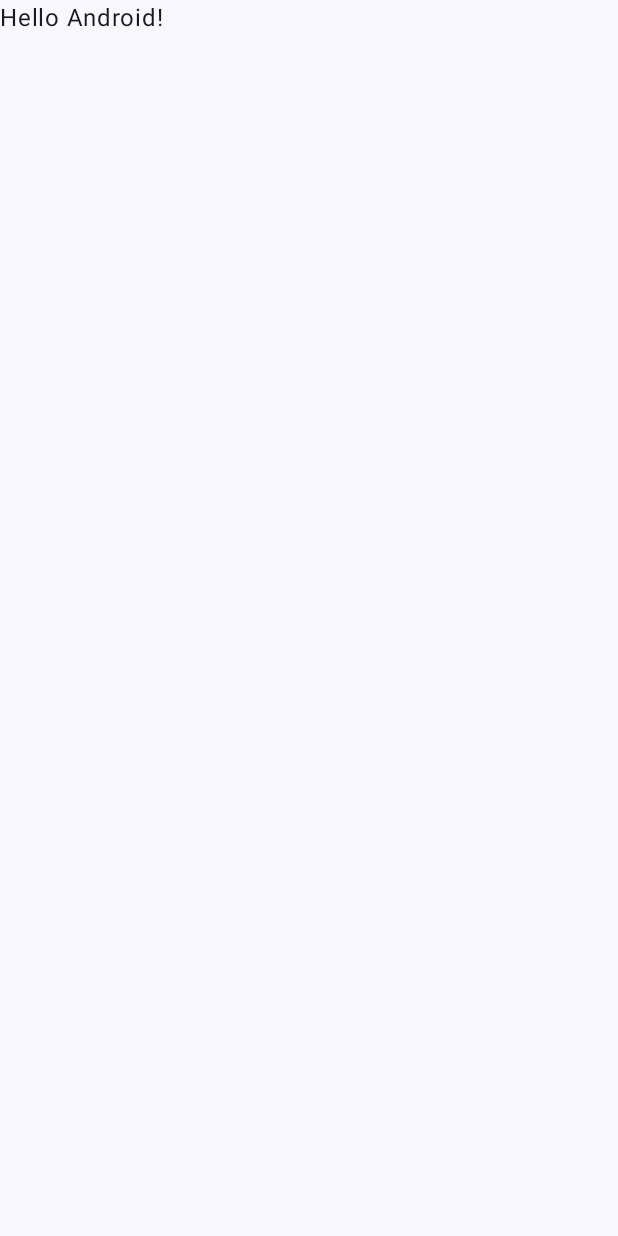
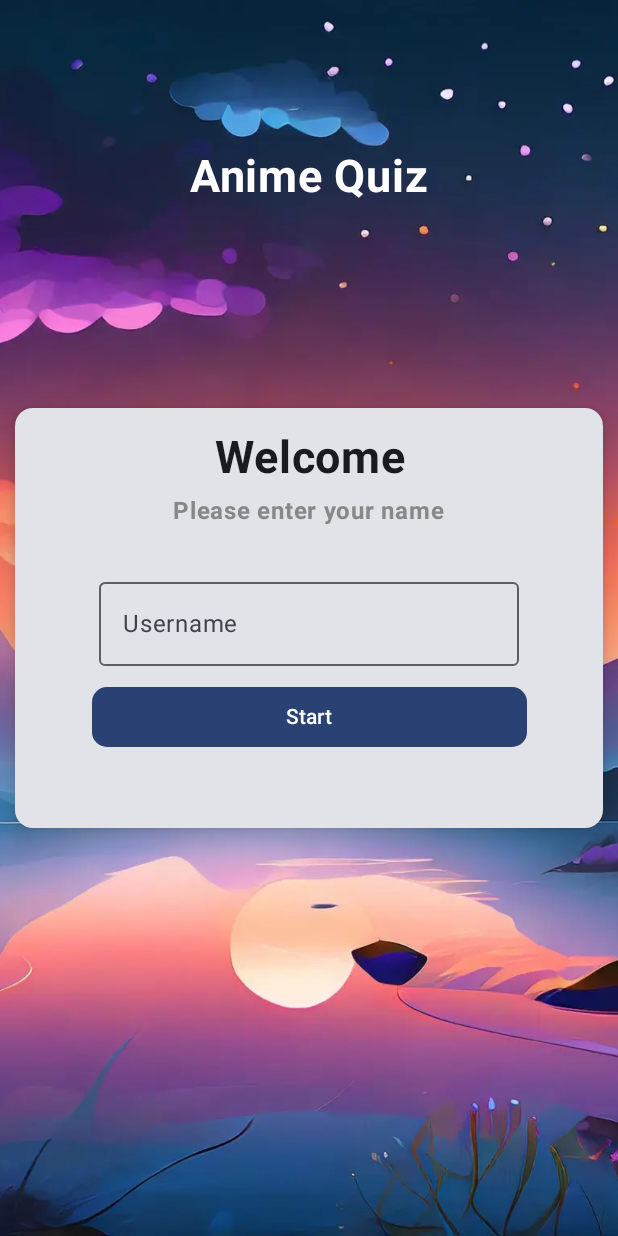
Before and after one commit to CodeMaster1961/AnimeQuizAndroid, an Android app built with Jetpack Compose: the screen it shows after launch (MainActivity), on a phone screen of 412 x 824 dp. Before the commit the screen is almost empty. Run offline under Robolectric (Android 15) with nearby library versions, the phone set to English and light mode, and no system bars; our stand-ins replace Timber.

Commit message:
button added to begin with the quiz

```diff
--- a/app/build.gradle.kts
+++ b/app/build.gradle.kts
@@ -63,6 +63,9 @@ dependencies {
     testImplementation(libs.junit)
     implementation(libs.kotlinx.serialization.json)
     implementation(libs.retrofit)
+    implementation(libs.androidx.navigation.compose)
+    implementation(libs.timber)
+    implementation(libs.converter.gson)
 
     // DI
     implementation(libs.koin.android)
--- a/app/src/main/AndroidManifest.xml
+++ b/app/src/main/AndroidManifest.xml
@@ -3,6 +3,7 @@
     xmlns:tools="http://schemas.android.com/tools">
 
     <application
+        android:name=".AnimeQuizApplication"
         android:allowBackup="true"
         android:dataExtractionRules="@xml/data_extraction_rules"
         android:fullBackupContent="@xml/backup_rules"
--- /dev/null
+++ b/app/src/main/java/com/example/animequizandroid/AnimeQuizApplication.kt
@@ -0,0 +1,19 @@
+package com.example.animequizandroid
+
+import android.app.Application
+import com.example.animequizandroid.data.di.appModule
+import org.koin.android.ext.koin.androidLogger
+import org.koin.core.context.startKoin
+import timber.log.Timber
+
+class AnimeQuizApplication : Application() {
+
+    override fun onCreate() {
+        super.onCreate()
+        Timber.plant(Timber.DebugTree())
+        startKoin {
+            androidLogger()
+            modules(appModule)
+        }
+    }
+}
--- a/app/src/main/java/com/example/animequizandroid/MainActivity.kt
+++ b/app/src/main/java/com/example/animequizandroid/MainActivity.kt
@@ -1,4 +1,5 @@
 package com.example.animequizandroid
+
 
 import android.os.Bundle
 import androidx.activity.ComponentActivity
@@ -6,14 +7,18 @@ import androidx.activity.compose.setContent
 import androidx.compose.foundation.layout.fillMaxSize
 import androidx.compose.material3.MaterialTheme
 import androidx.compose.material3.Surface
-import androidx.compose.material3.Text
-import androidx.compose.runtime.Composable
 import androidx.compose.ui.Modifier
-import androidx.compose.ui.tooling.preview.Preview
+import androidx.navigation.compose.NavHost
+import androidx.navigation.compose.composable
+import androidx.navigation.compose.rememberNavController
+import com.example.animequizandroid.ui.screens.AnimeQuizViewModel
+import com.example.animequizandroid.ui.screens.StartScreen
 import com.example.animequizandroid.ui.theme.AnimeQuizAndroidTheme
+import org.koin.androidx.viewmodel.ext.android.getViewModel
 
 class MainActivity : ComponentActivity() {
     override fun onCreate(savedInstanceState: Bundle?) {
+
         super.onCreate(savedInstanceState)
         setContent {
             AnimeQuizAndroidTheme {
@@ -22,25 +27,15 @@ class MainActivity : ComponentActivity() {
                     modifier = Modifier.fillMaxSize(),
                     color = MaterialTheme.colorScheme.background
                 ) {
-                    Greeting("Android")
+                    val navController = rememberNavController()
+                    NavHost(navController = navController, startDestination = "start_screen") {
+                        composable(route = "start_screen") {
+                            val viewModel = getViewModel<AnimeQuizViewModel>()
+                            StartScreen(viewModel = viewModel)
+                        }
+                    }
                 }
             }
         }
     }
 }
-
-@Composable
-fun Greeting(name: String, modifier: Modifier = Modifier) {
-    Text(
-        text = "Hello $name!",
-        modifier = modifier
-    )
-}
-
-@Preview(showBackground = true)
-@Composable
-fun GreetingPreview() {
-    AnimeQuizAndroidTheme {
-        Greeting("Android")
-    }
-}
--- /dev/null
+++ b/app/src/main/java/com/example/animequizandroid/data/di/AppModule.kt
@@ -0,0 +1,22 @@
+package com.example.animequizandroid.data.di
+
+import com.example.animequizandroid.data.remote.QuestionAPI
+import com.example.animequizandroid.data.remote.request.retrofitInstance
+import com.example.animequizandroid.data.repository.AnimeQuizImplementation
+import com.example.animequizandroid.data.repository.AnimeQuizRepository
+import com.example.animequizandroid.ui.screens.AnimeQuizViewModel
+import org.koin.dsl.module
+
+val appModule = module {
+    single {
+        AnimeQuizViewModel(get())
+    }
+
+    single<AnimeQuizRepository> {
+        AnimeQuizImplementation(get())
+    }
+
+    single {
+        retrofitInstance().create(QuestionAPI::class.java)
+    }
+}
--- /dev/null
+++ b/app/src/main/java/com/example/animequizandroid/data/remote/request/Request.kt
@@ -0,0 +1,12 @@
+package com.example.animequizandroid.data.remote.request
+
+import com.example.animequizandroid.util.Constants.BASE_URL
+import retrofit2.Retrofit
+import retrofit2.converter.gson.GsonConverterFactory
+
+fun retrofitInstance(): Retrofit {
+    return Retrofit.Builder()
+        .baseUrl(BASE_URL)
+        .addConverterFactory(GsonConverterFactory.create())
+        .build()
+}
--- /dev/null
+++ b/app/src/main/java/com/example/animequizandroid/ui/navigation/AnimeQuizApp.kt
@@ -0,0 +1,13 @@
+package com.example.animequizandroid.ui.navigation
+
+import androidx.compose.runtime.Composable
+import androidx.navigation.NavHostController
+import androidx.navigation.compose.NavHost
+import com.example.animequizandroid.ui.screens.StartScreen
+
+@Composable
+fun AnimeQuizApp(navController: NavHostController) {
+    NavHost(navController = navController, startDestination = "start_screen") {
+
+    }
+}
--- /dev/null
+++ b/app/src/main/java/com/example/animequizandroid/ui/screens/AnimeQuizViewModel.kt
@@ -0,0 +1,14 @@
+package com.example.animequizandroid.ui.screens
+
+import androidx.compose.runtime.getValue
+import androidx.compose.runtime.mutableStateOf
+import androidx.compose.runtime.setValue
+import androidx.lifecycle.ViewModel
+import com.example.animequizandroid.data.repository.AnimeQuizRepository
+
+class AnimeQuizViewModel (
+    private val animeQuizRepository: AnimeQuizRepository
+) : ViewModel() {
+
+    var username by mutableStateOf("")
+}
--- /dev/null
+++ b/app/src/main/java/com/example/animequizandroid/ui/screens/QuestionScreen.kt
@@ -0,0 +1 @@
+package com.example.animequizandroid.ui.screens
--- /dev/null
+++ b/app/src/main/java/com/example/animequizandroid/ui/screens/StartScreen.kt
@@ -0,0 +1,130 @@
+package com.example.animequizandroid.ui.screens
+
+import androidx.compose.foundation.Image
+import androidx.compose.foundation.layout.Arrangement
+import androidx.compose.foundation.layout.Box
+import androidx.compose.foundation.layout.Column
+import androidx.compose.foundation.layout.fillMaxSize
+import androidx.compose.foundation.layout.fillMaxWidth
+import androidx.compose.foundation.layout.height
+import androidx.compose.foundation.layout.padding
+import androidx.compose.foundation.layout.width
+import androidx.compose.foundation.shape.RoundedCornerShape
+import androidx.compose.material3.Button
+import androidx.compose.material3.Card
+import androidx.compose.material3.CardDefaults
+import androidx.compose.material3.OutlinedTextField
+import androidx.compose.material3.ShapeDefaults
+import androidx.compose.material3.Text
+import androidx.compose.runtime.Composable
+import androidx.compose.ui.Alignment
+import androidx.compose.ui.Modifier
+import androidx.compose.ui.graphics.Color
+import androidx.compose.ui.layout.ContentScale
+import androidx.compose.ui.res.painterResource
+import androidx.compose.ui.text.font.FontWeight
+import androidx.compose.ui.text.style.TextAlign
+import androidx.compose.ui.unit.dp
+import androidx.compose.ui.unit.sp
+import com.example.animequizandroid.R
+
+
+@Composable
+fun StartScreen(
+    viewModel: AnimeQuizViewModel
+) {
+    Box(
+        modifier = Modifier.fillMaxSize(),
+        contentAlignment = Alignment.Center
+    ) {
+        Image(
+            painter = painterResource(R.drawable.aestethic), contentDescription = "",
+            modifier = Modifier.fillMaxSize(),
+            contentScale = ContentScale.Crop
+        )
+        WelcomeCard(
+            inputValue = viewModel.username,
+            onValueChange = {
+                viewModel.username = it
+            }
+        )
+        Text(
+            text = "Anime Quiz", fontSize = 30.sp,
+            modifier = Modifier
+                .align(Alignment.TopCenter)
+                .padding(top = 100.dp),
+            color = Color.White,
+            fontWeight = FontWeight.Bold
+        )
+    }
+}
+
+@Composable
+fun WelcomeCard(
+    inputValue: String,
+    onValueChange: (String) -> Unit
+) {
+    Card(
+        shape = ShapeDefaults.Medium,
+        elevation = CardDefaults.cardElevation(
+            defaultElevation = 10.dp
+        ),
+        modifier = Modifier
+            .fillMaxWidth()
+            .height(280.dp)
+            .padding(end = 10.dp, start = 10.dp)
+    ) {
+        Text(
+            text = "Welcome",
+            fontSize = 30.sp,
+            fontWeight = FontWeight.Bold,
+            textAlign = TextAlign.Center,
+            modifier = Modifier
+                .align(Alignment.CenterHorizontally)
+                .padding(top = 15.dp)
+        )
+        Text(
+            text = "Please enter your name",
+            fontSize = 16.sp,
+            fontWeight = FontWeight.Bold,
+            color = Color.Gray,
+            modifier = Modifier
+                .align(Alignment.CenterHorizontally)
+                .padding(top = 5.dp)
+        )
+        StartQuizForm(inputValue = inputValue, onValueChange = onValueChange)
+    }
+}
+
+@Composable
+fun StartQuizForm(
+    inputValue: String,
+    onValueChange: (String) -> Unit
+) {
+    Column(
+        verticalArrangement = Arrangement.Bottom,
+        horizontalAlignment = Alignment.CenterHorizontally,
+        modifier = Modifier
+            .fillMaxSize()
+            .padding(bottom = 50.dp)
+    ) {
+        OutlinedTextField(
+            value = inputValue, onValueChange = onValueChange,
+            label = { Text(text = "Username") },
+            modifier = Modifier.padding(bottom = 10.dp)
+        )
+        SubmitButton({})
+    }
+}
+
+@Composable
+fun SubmitButton(
+    onSubmit: () -> Unit
+) {
+    Button(
+        onClick = { onSubmit() }, modifier = Modifier.width(290.dp),
+        shape = RoundedCornerShape(10.dp)
+    ) {
+        Text(text = "Start")
+    }
+}
--- a/gradle/libs.versions.toml
+++ b/gradle/libs.versions.toml
@@ -1,5 +1,6 @@
 [versions]
 agp = "8.3.1"
+converterGson = "2.9.0"
 koinAndroid = "3.4.0"
 kotlin = "1.9.0"
 coreKtx = "1.13.1"
@@ -10,10 +11,14 @@ kotlinxSerializationJson = "1.6.2"
 lifecycleRuntimeKtx = "2.8.4"
 activityCompose = "1.9.1"
 composeBom = "2023.08.00"
+navigationCompose = "2.7.7"
 retrofit = "2.11.0"
+timber = "5.0.1"
 
 [libraries]
 androidx-core-ktx = { group = "androidx.core", name = "core-ktx", version.ref = "coreKtx" }
+androidx-navigation-compose = { module = "androidx.navigation:navigation-compose", version.ref = "navigationCompose" }
+converter-gson = { module = "com.squareup.retrofit2:converter-gson", version.ref = "converterGson" }
 junit = { group = "junit", name = "junit", version.ref = "junit" }
 androidx-junit = { group = "androidx.test.ext", name = "junit", version.ref = "junitVersion" }
 androidx-espresso-core = { group = "androidx.test.espresso", name = "espresso-core", version.ref = "espressoCore" }
@@ -30,6 +35,7 @@ androidx-material3 = { group = "androidx.compose.material3", name = "material3"
 koin-android = { module = "io.insert-koin:koin-android", version.ref = "koinAndroid" }
 kotlinx-serialization-json = { module = "org.jetbrains.kotlinx:kotlinx-serialization-json", version.ref = "kotlinxSerializationJson" }
 retrofit = { module = "com.squareup.retrofit2:retrofit", version.ref = "retrofit" }
+timber = { module = "com.jakewharton.timber:timber", version.ref = "timber" }
 
 [plugins]
 androidApplication = { id = "com.android.application", version.ref = "agp" }
```
Also changed, not shown: app/src/main/res/drawable/aestethic.webp (added).
